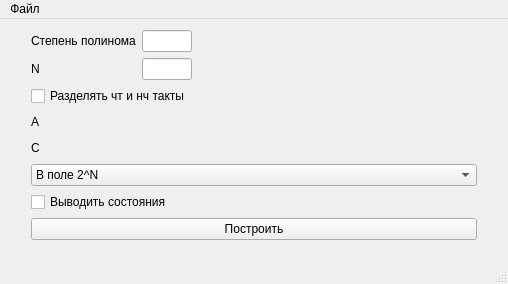
Qt form PRNG-on-GF/PRNG-on-GF/PRNGonGF.ui (necroin/PRNG-on-GF) before a commit.
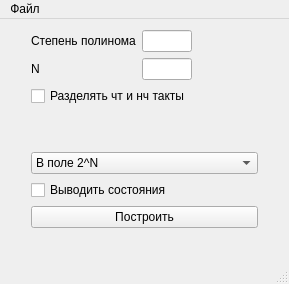
The same form after that commit.

Commit message: - A and C even and odd labels arenow separated

Diff of the .ui file:
```diff
--- a/PRNG-on-GF/PRNG-on-GF/PRNGonGF.ui
+++ b/PRNG-on-GF/PRNG-on-GF/PRNGonGF.ui
@@ -6,7 +6,7 @@
    <rect>
     <x>0</x>
     <y>0</y>
-    <width>508</width>
+    <width>289</width>
     <height>284</height>
    </rect>
   </property>
@@ -116,11 +116,7 @@
         <item>
          <layout class="QHBoxLayout" name="a_horizontal_layout">
           <item>
-           <widget class="QLabel" name="label_4">
-            <property name="text">
-             <string>A</string>
-            </property>
-           </widget>
+           <layout class="QVBoxLayout" name="a_label_layout"/>
           </item>
           <item>
            <layout class="QVBoxLayout" name="a_even_layout"/>
@@ -153,11 +149,7 @@
         <item>
          <layout class="QHBoxLayout" name="c_horizontal_layout">
           <item>
-           <widget class="QLabel" name="label_3">
-            <property name="text">
-             <string>C</string>
-            </property>
-           </widget>
+           <layout class="QVBoxLayout" name="c_label_layout"/>
           </item>
           <item>
            <layout class="QVBoxLayout" name="c_even_layout"/>
@@ -258,7 +250,7 @@
     <rect>
      <x>0</x>
      <y>0</y>
-     <width>508</width>
+     <width>289</width>
      <height>21</height>
     </rect>
    </property>
```
The commit also changes 5 other files.
